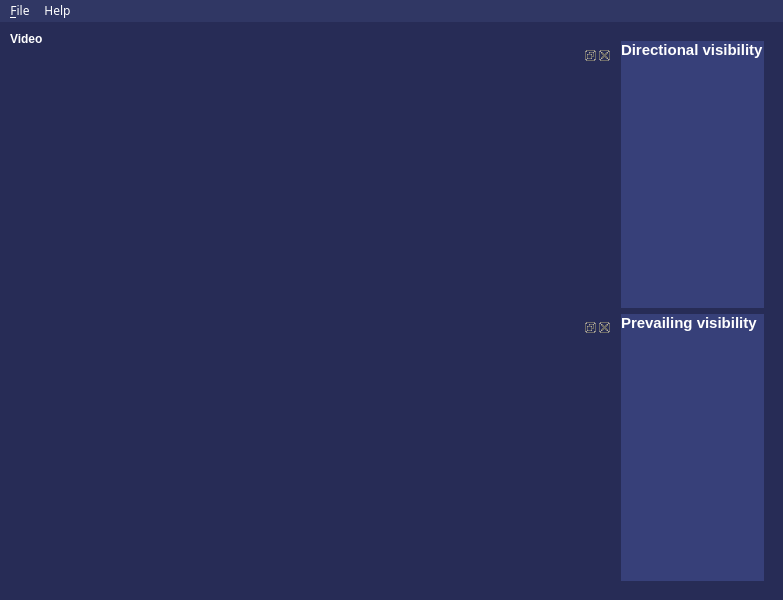
First picture: the form in js06/resources/main_view.ui, repository Oh-JongJin/js08, before the edit.
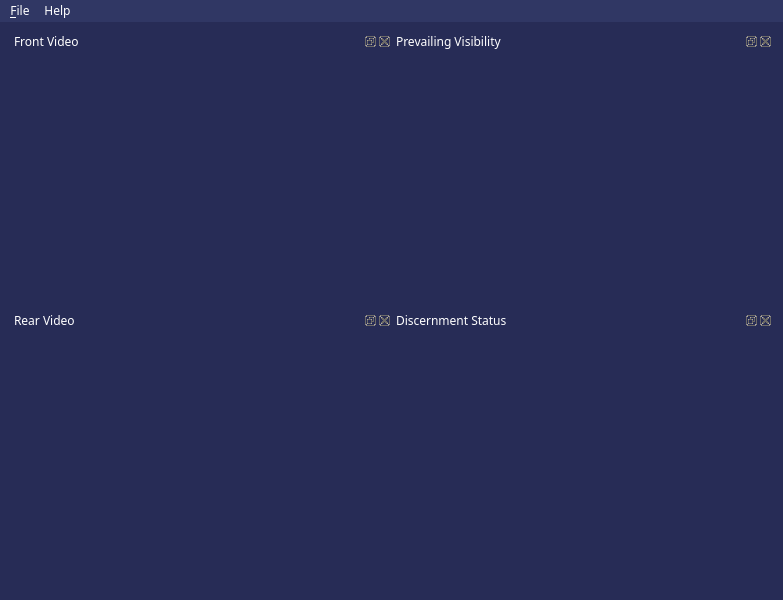
Second picture: the form after the edit.

Patch:
```diff
--- a/js06/resources/main_view.ui
+++ b/js06/resources/main_view.ui
@@ -42,8 +42,8 @@
   <widget class="QWidget" name="centralwidget">
    <property name="maximumSize">
     <size>
-     <width>1920</width>
-     <height>1080</height>
+     <width>16777215</width>
+     <height>16777215</height>
     </size>
    </property>
    <property name="mouseTracking">
@@ -85,76 +85,43 @@
       </property>
       <item>
        <layout class="QVBoxLayout" name="verticalLayout">
-        <item>
-         <layout class="QHBoxLayout" name="horizontalLayout_2">
-          <item>
-           <widget class="QLabel" name="label_2">
-            <property name="font">
-             <font>
-              <pointsize>9</pointsize>
-              <weight>75</weight>
-              <bold>true</bold>
-             </font>
-            </property>
-            <property name="styleSheet">
-             <string notr="true">background-color: rgba(255, 255, 255, 0);</string>
-            </property>
-            <property name="text">
-             <string>Video</string>
-            </property>
-           </widget>
-          </item>
-         </layout>
-        </item>
         <item>
          <widget class="QDockWidget" name="front_video_dock">
+          <property name="windowTitle">
+           <string>Front Video</string>
+          </property>
           <widget class="QWidget" name="dockWidgetContents_3"/>
          </widget>
         </item>
         <item>
          <widget class="QDockWidget" name="rear_video_dock">
+          <property name="windowTitle">
+           <string>Rear Video</string>
+          </property>
           <widget class="QWidget" name="dockWidgetContents_2"/>
          </widget>
         </item>
        </layout>
       </item>
       <item>
-       <widget class="QFrame" name="verticalFrame_2">
         <layout class="QVBoxLayout" name="verticalLayout_2">
          <item>
-          <widget class="QLabel" name="label">
-           <property name="styleSheet">
-            <string notr="true">background-color: rgb(55, 64, 121);</string>
-           </property>
-           <property name="frameShape">
-            <enum>QFrame::NoFrame</enum>
-           </property>
-           <property name="text">
-            <string>&lt;html&gt;&lt;head/&gt;&lt;body&gt;&lt;p&gt;&lt;span style=&quot; font-size:11pt; font-weight:600;&quot;&gt;Directional visibility&lt;/span&gt;&lt;/p&gt;&lt;/body&gt;&lt;/html&gt;</string>
-           </property>
-           <property name="alignment">
-            <set>Qt::AlignLeading|Qt::AlignLeft|Qt::AlignTop</set>
-           </property>
-           <property name="textInteractionFlags">
-            <set>Qt::LinksAccessibleByMouse</set>
-           </property>
+         <widget class="QDockWidget" name="visibility_dock">
+          <property name="windowTitle">
+           <string>Prevailing Visibility</string>
+          </property>
+          <widget class="QWidget" name="dockWidgetContents"/>
           </widget>
          </item>
          <item>
-          <widget class="QLabel" name="label_3">
-           <property name="styleSheet">
-            <string notr="true">background-color: rgb(55, 64, 121);</string>
-           </property>
-           <property name="text">
-            <string>&lt;html&gt;&lt;head/&gt;&lt;body&gt;&lt;p&gt;&lt;span style=&quot; font-size:11pt; font-weight:600;&quot;&gt;Prevailing visibility&lt;/span&gt;&lt;/p&gt;&lt;/body&gt;&lt;/html&gt;</string>
-           </property>
-           <property name="alignment">
-            <set>Qt::AlignLeading|Qt::AlignLeft|Qt::AlignTop</set>
-           </property>
+         <widget class="QDockWidget" name="discernment_dock">
+          <property name="windowTitle">
+           <string>Discernment Status</string>
+          </property>
+          <widget class="QWidget" name="dockWidgetContents_4"/>
           </widget>
          </item>
         </layout>
-       </widget>
       </item>
      </layout>
     </item>
```
Lines whose indentation alone changed are shown as unchanged.
